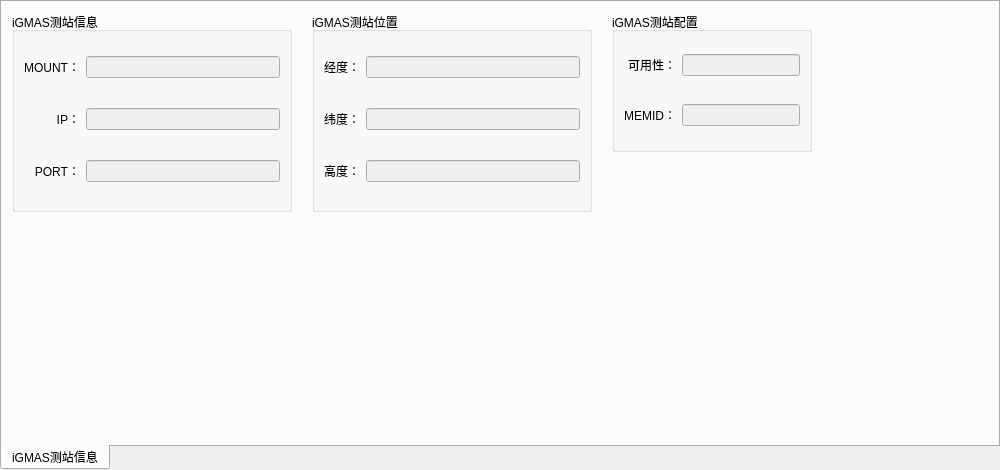
This is widget/igmasstationinfo_widget.ui in yanghang8612/SMAMMainUI as Qt 5 draws it before an edit. The edited form follows.
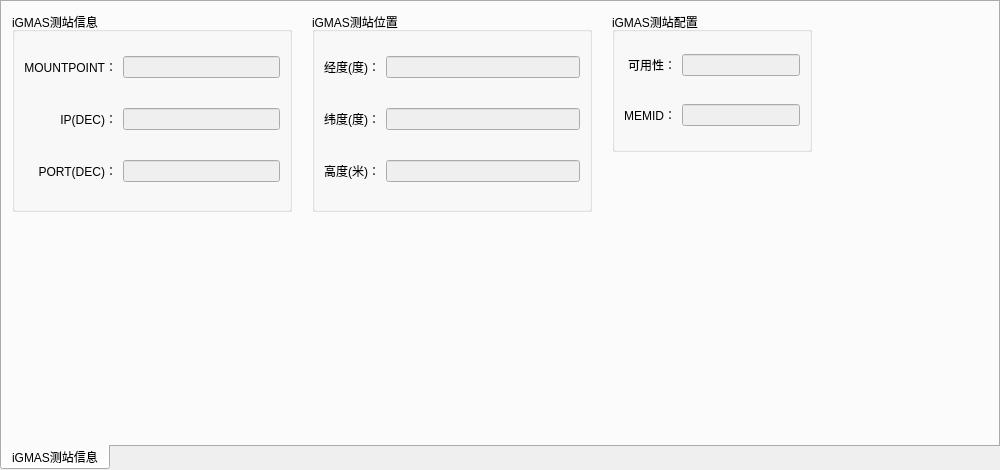
This is the edited form.

What changed in the file:
```diff
--- a/widget/igmasstationinfo_widget.ui
+++ b/widget/igmasstationinfo_widget.ui
@@ -45,7 +45,7 @@
      <item row="0" column="0">
       <widget class="QLabel" name="label">
        <property name="text">
-        <string>MOUNT：</string>
+        <string>MOUNTPOINT：</string>
        </property>
        <property name="alignment">
         <set>Qt::AlignRight|Qt::AlignTrailing|Qt::AlignVCenter</set>
@@ -68,7 +68,7 @@
      <item row="1" column="0">
       <widget class="QLabel" name="label_2">
        <property name="text">
-        <string>IP：</string>
+        <string>IP(DEC)：</string>
        </property>
        <property name="alignment">
         <set>Qt::AlignRight|Qt::AlignTrailing|Qt::AlignVCenter</set>
@@ -91,7 +91,7 @@
      <item row="2" column="0">
       <widget class="QLabel" name="label_3">
        <property name="text">
-        <string>PORT：</string>
+        <string>PORT(DEC)：</string>
        </property>
        <property name="alignment">
         <set>Qt::AlignRight|Qt::AlignTrailing|Qt::AlignVCenter</set>
@@ -132,7 +132,7 @@
      <item row="0" column="0">
       <widget class="QLabel" name="label_4">
        <property name="text">
-        <string>经度：</string>
+        <string>经度(度)：</string>
        </property>
        <property name="alignment">
         <set>Qt::AlignRight|Qt::AlignTrailing|Qt::AlignVCenter</set>
@@ -155,7 +155,7 @@
      <item row="1" column="0">
       <widget class="QLabel" name="label_5">
        <property name="text">
-        <string>纬度：</string>
+        <string>纬度(度)：</string>
        </property>
        <property name="alignment">
         <set>Qt::AlignRight|Qt::AlignTrailing|Qt::AlignVCenter</set>
@@ -178,7 +178,7 @@
      <item row="2" column="0">
       <widget class="QLabel" name="label_6">
        <property name="text">
-        <string>高度：</string>
+        <string>高度(米)：</string>
        </property>
        <property name="alignment">
         <set>Qt::AlignRight|Qt::AlignTrailing|Qt::AlignVCenter</set>
```
